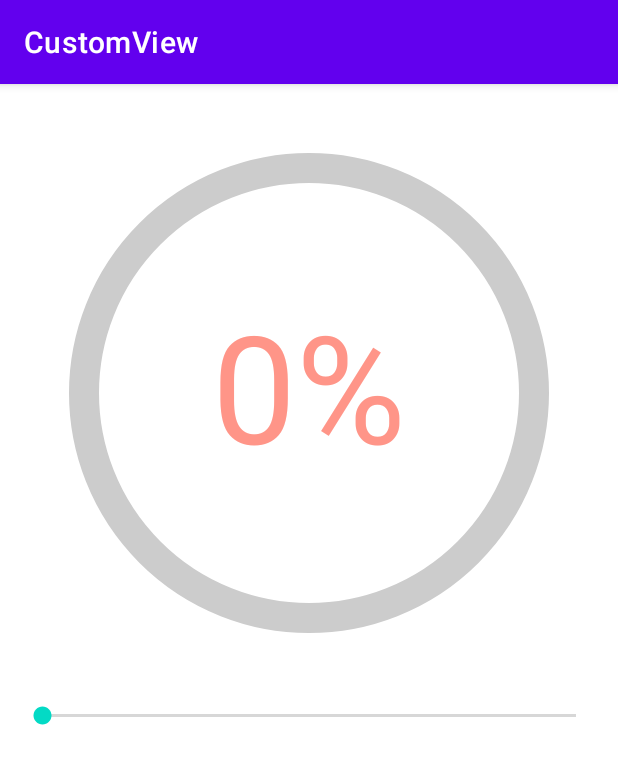
After one commit to xaluoqone/HenCoderPlus, an Android app: the SportActivity screen opened directly, with no data from a screen before it, on a phone screen of 412 x 824 dp. The commit adds this screen. Shown: the top 764 px of the screen. Run offline under Robolectric (Android 15) with nearby library versions, the phone set to English and light mode, and no system bars.

Commit message:
add SportView

```diff
--- a/CustomView/app/src/main/AndroidManifest.xml
+++ b/CustomView/app/src/main/AndroidManifest.xml
@@ -11,7 +11,8 @@
         android:supportsRtl="true"
         android:theme="@style/Theme.CustomView"
         tools:ignore="AllowBackup">
-        <activity android:name=".RadarActivity"></activity>
+        <activity android:name=".SportActivity"></activity>
+        <activity android:name=".RadarActivity" />
         <activity android:name=".MainActivity">
             <intent-filter>
                 <action android:name="android.intent.action.MAIN" />
--- a/CustomView/app/src/main/java/com/xaluoqone/customview/MainActivity.kt
+++ b/CustomView/app/src/main/java/com/xaluoqone/customview/MainActivity.kt
@@ -9,6 +9,7 @@ class MainActivity : AppCompatActivity() {
     private lateinit var intoDashboardAndPie : Button
     private lateinit var intoRadar : Button
     private lateinit var intoPorterDuffXfermodeTest : Button
+    private lateinit var intoSportActivity : Button
 
     override fun onCreate(savedInstanceState : Bundle?) {
         super.onCreate(savedInstanceState)
@@ -17,6 +18,7 @@ class MainActivity : AppCompatActivity() {
         intoDashboardAndPie = findViewById(R.id.intoDashboardAndPie)
         intoRadar = findViewById(R.id.intoRadar)
         intoPorterDuffXfermodeTest = findViewById(R.id.intoPorterDuffXfermodeTest)
+        intoSportActivity = findViewById(R.id.intoSportActivity)
 
         intoDashboardAndPie.setOnClickListener {
             startActivity(Intent(this@MainActivity , DashboardAndPieActivity::class.java))
@@ -29,5 +31,9 @@ class MainActivity : AppCompatActivity() {
         intoPorterDuffXfermodeTest.setOnClickListener {
             startActivity(Intent(this@MainActivity , PorterDuffXfermodeTestActivity::class.java))
         }
+
+        intoSportActivity.setOnClickListener {
+            startActivity(Intent(this@MainActivity , SportActivity::class.java))
+        }
     }
 }
--- /dev/null
+++ b/CustomView/app/src/main/java/com/xaluoqone/customview/SportActivity.kt
@@ -0,0 +1,33 @@
+package com.xaluoqone.customview
+
+import androidx.appcompat.app.AppCompatActivity
+import android.os.Bundle
+import android.widget.SeekBar
+import com.xaluoqone.customview.widget.SportView
+
+class SportActivity : AppCompatActivity() {
+    private lateinit var sportView : SportView
+    private lateinit var changeSportProgress : SeekBar
+
+    override fun onCreate(savedInstanceState : Bundle?) {
+        super.onCreate(savedInstanceState)
+        setContentView(R.layout.activity_sport)
+
+        sportView = findViewById(R.id.sportView)
+        changeSportProgress = findViewById(R.id.changeSportProgress)
+
+        changeSportProgress.setOnSeekBarChangeListener(object : SeekBar.OnSeekBarChangeListener {
+            override fun onProgressChanged(p0 : SeekBar? , p1 : Int , p2 : Boolean) {
+                sportView.value = p1
+            }
+
+            override fun onStartTrackingTouch(p0 : SeekBar?) {
+
+            }
+
+            override fun onStopTrackingTouch(p0 : SeekBar?) {
+
+            }
+        })
+    }
+}
--- a/CustomView/app/src/main/java/com/xaluoqone/customview/widget/SportView.kt
+++ b/CustomView/app/src/main/java/com/xaluoqone/customview/widget/SportView.kt
@@ -10,18 +10,33 @@ import com.xaluoqone.customview.ex.dp
 
 class SportView(context : Context , attrs : AttributeSet? = null) : View(context , attrs) {
     private val radius = 150.dp
+    var value = 0
+        set(value) {
+            field = value
+            requestLayout()
+            invalidate()
+        }
+    private val fontMetrics = Paint.FontMetrics()
+
     private val paint = Paint(Paint.ANTI_ALIAS_FLAG).apply {
         strokeCap = Paint.Cap.ROUND
-        style = Paint.Style.STROKE
         strokeWidth = 20.dp
         textSize = 100.dp
+        textAlign = Paint.Align.CENTER
     }
 
     override fun onDraw(canvas : Canvas) {
         super.onDraw(canvas)
+        paint.style = Paint.Style.STROKE
         paint.color = Color.parseColor("#CCCCCC")
         canvas.drawCircle(width / 2f , height / 2f , 150.dp , paint)
         paint.color = Color.GREEN
-        canvas.drawArc(width / 2f - radius , height / 2f - radius , width / 2f + radius , height / 2f + radius , -90f , 180f , false , paint)
+        canvas.drawArc(width / 2f - radius , height / 2f - radius , width / 2f + radius , height / 2f + radius , -90f , if (value == 0) 0f else (value / 100f) * 360 , false , paint)
+        paint.style = Paint.Style.FILL
+        paint.color = Color.parseColor("#ff9588")
+        paint.getFontMetrics(fontMetrics)
+        //paint.getTextBounds()
+        //文字居中：文字主要内容的(上边+下边)/2就是文字的垂直中心点（相对）
+        canvas.drawText("$value%" , width / 2f , (height / 2f) - ((fontMetrics.ascent + fontMetrics.descent) / 2) , paint)
     }
 }
--- a/CustomView/app/src/main/res/layout/activity_main.xml
+++ b/CustomView/app/src/main/res/layout/activity_main.xml
@@ -32,7 +32,9 @@
         android:text="into porter duff xfermode test" />
 
     <Button
+        android:id="@+id/intoSportActivity"
         android:layout_width="match_parent"
+        android:text="into sport activity"
         android:layout_height="wrap_content"
         android:layout_marginStart="12dp"
         android:layout_marginEnd="12dp" />
--- /dev/null
+++ b/CustomView/app/src/main/res/layout/activity_sport.xml
@@ -0,0 +1,26 @@
+<?xml version="1.0" encoding="utf-8"?>
+<androidx.constraintlayout.widget.ConstraintLayout
+    xmlns:android="http://schemas.android.com/apk/res/android"
+    xmlns:app="http://schemas.android.com/apk/res-auto"
+    xmlns:tools="http://schemas.android.com/tools"
+    android:layout_width="match_parent"
+    android:layout_height="match_parent"
+    tools:context=".SportActivity">
+
+    <com.xaluoqone.customview.widget.SportView
+        android:id="@+id/sportView"
+        android:layout_width="match_parent"
+        android:layout_height="0dp"
+        app:layout_constraintDimensionRatio="1:1"
+        app:layout_constraintTop_toTopOf="parent" />
+
+    <SeekBar
+        android:id="@+id/changeSportProgress"
+        android:layout_width="match_parent"
+        android:layout_height="wrap_content"
+        android:layout_marginStart="12dp"
+        android:layout_marginEnd="12dp"
+        android:max="100"
+        app:layout_constraintTop_toBottomOf="@id/sportView" />
+
+</androidx.constraintlayout.widget.ConstraintLayout>
```
